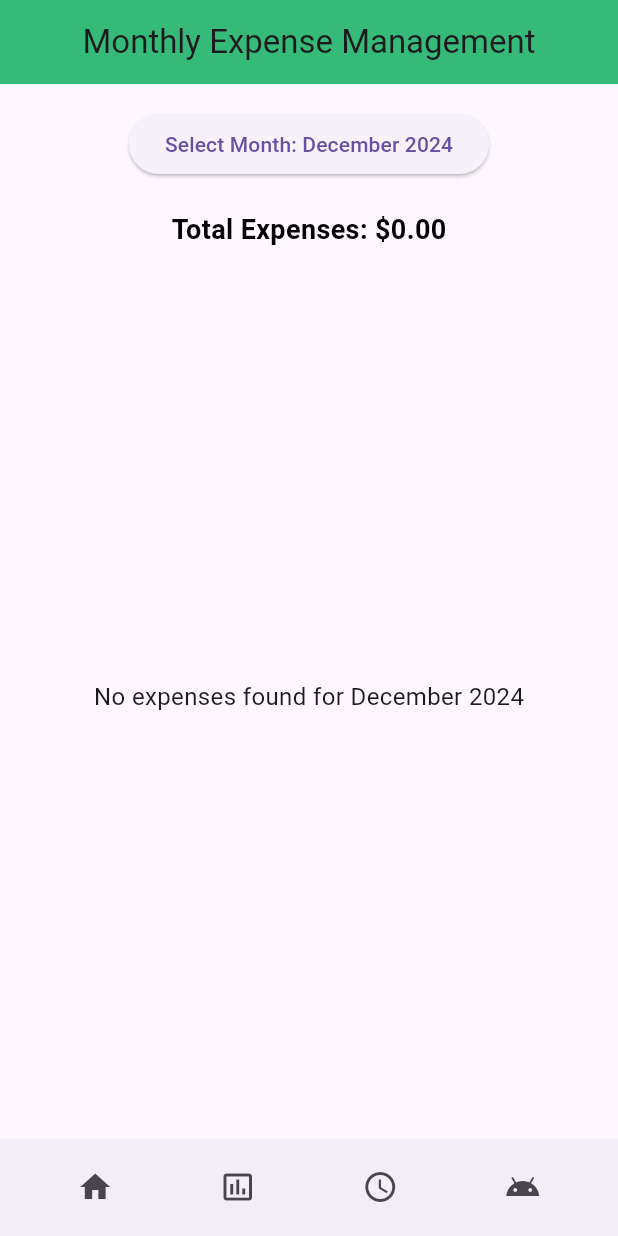
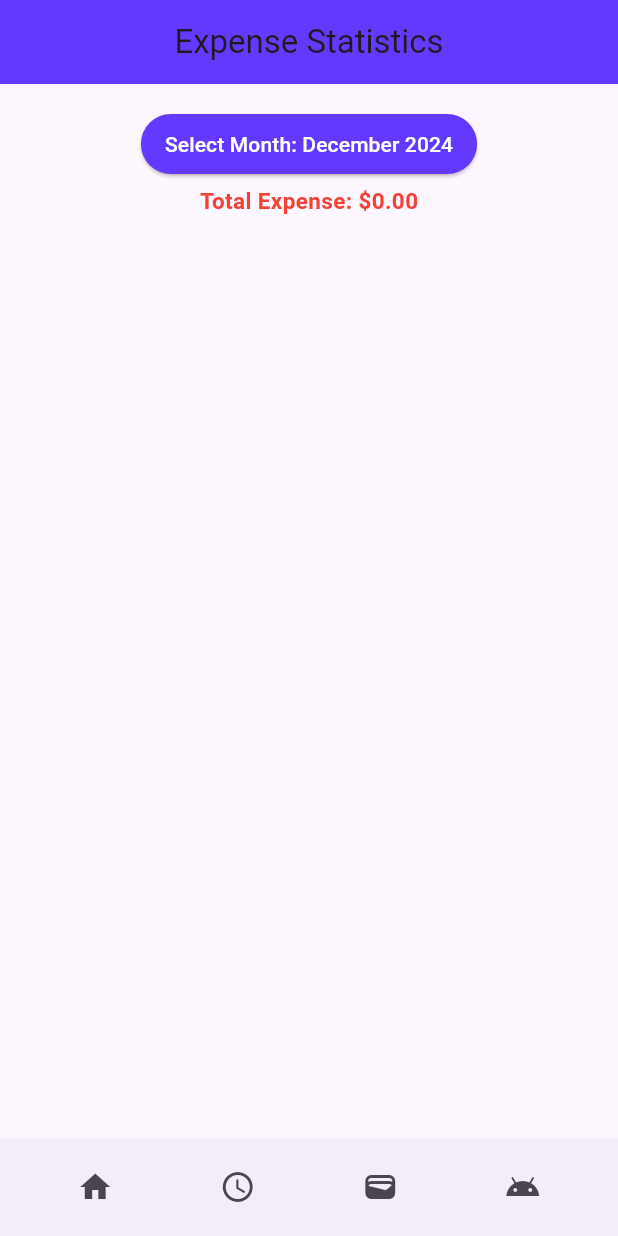
Before and after one commit to hoangdang1357/final-mobile, a Flutter app: the screen it shows after launch, item 2 of the bottom bar chosen, on a phone screen of 412 x 824 dp. Run offline on Flutter 3.47's test engine with Material 3 defaults, Android fonts, the phone set to English and light mode, and no system bars; drawn by our look-alikes of fl_chart; our stand-ins replace cloud_firestore, firebase_core, google_generative_ai, month_picker_dialog; accounts and stored records are empty.

Commit message:
final commit

```diff
--- a/lib/item.dart
+++ b/lib/item.dart
@@ -37,9 +37,10 @@ class Item extends StatelessWidget {
             SizedBox(
               height: 20,
               width: 20,
-              child: expense.isIncome
-                  ? Image.asset("images/income.png")
-                  : Image.asset("images/expense.png"),
+              child: Icon(
+                expense.isIncome ? Icons.attach_money : Icons.money_off,
+                color: expense.isIncome ? Colors.green : Colors.red,
+              ),
             ),
             const SizedBox(width: 11),
             Column(
@@ -62,7 +63,7 @@ class Item extends StatelessWidget {
                 ),
                 const SizedBox(height: 3),
                 Text(
-                  expense.type, // Display the type
+                  expense.type,
                   style: const TextStyle(
                     fontSize: 14,
                     fontStyle: FontStyle.italic,
@@ -74,8 +75,6 @@ class Item extends StatelessWidget {
             const Spacer(),
             Text(
               "\$${expense.amount}",
-              maxLines: 1,
-              overflow: TextOverflow.ellipsis, // Add this to handle overflow
               style: TextStyle(
                 fontSize: 20,
                 color: expense.isIncome ? Colors.green : Colors.red,
--- /dev/null
+++ b/lib/screens/expense_statistics.dart
@@ -0,0 +1,234 @@
+import 'package:expense_tracker/screens/monthly_budgets.dart';
+import 'package:flutter/material.dart';
+import 'package:fl_chart/fl_chart.dart';
+import 'package:intl/intl.dart';
+import 'package:expense_tracker/models/expense_model.dart';
+import 'package:month_picker_dialog/month_picker_dialog.dart';
+import 'gemini_chat.dart';
+import 'home_page.dart';
+
+class ExpenseStatsScreen extends StatefulWidget {
+  final List<ExpenseModel> expenses;
+
+  const ExpenseStatsScreen({super.key, required this.expenses});
+
+  @override
+  State<ExpenseStatsScreen> createState() => _ExpenseStatsScreenState();
+}
+
+class _ExpenseStatsScreenState extends State<ExpenseStatsScreen> {
+  DateTime _selectedMonth = DateTime.now();
+  double _totalExpense = 0.0;
+
+  @override
+  void initState() {
+    super.initState();
+    _calculateMonthlyExpense();
+  }
+
+  void _calculateMonthlyExpense() {
+    final expensesForMonth = widget.expenses.where((expense) {
+      return !expense.isIncome &&
+          expense.date.year == _selectedMonth.year &&
+          expense.date.month == _selectedMonth.month;
+    });
+
+    setState(() {
+      _totalExpense =
+          expensesForMonth.fold(0.0, (sum, expense) => sum + expense.amount);
+    });
+  }
+
+  Future<void> _pickMonth() async {
+    final DateTime? picked = await showMonthPicker(
+      context: context,
+      initialDate: _selectedMonth,
+      firstDate: DateTime(2000),
+      lastDate: DateTime(2100),
+    );
+
+    if (picked != null) {
+      setState(() {
+        _selectedMonth = picked;
+      });
+      _calculateMonthlyExpense();
+    }
+  }
+
+  @override
+  Widget build(BuildContext context) {
+    final Map<String, double> expenseByType = _calculateExpenseByType();
+
+    return Scaffold(
+      appBar: AppBar(
+        title: const Text("Expense Statistics"),
+        centerTitle: true,
+        backgroundColor: const Color(0xFF6439FF),
+      ),
+      body: Padding(
+        padding: const EdgeInsets.all(16.0),
+        child: Column(
+          children: [
+            ElevatedButton(
+              onPressed: _pickMonth,
+              style: ElevatedButton.styleFrom(
+                backgroundColor: const Color(0xFF6439FF),
+                padding:
+                    const EdgeInsets.symmetric(horizontal: 16, vertical: 8),
+              ),
+              child: Text(
+                "Select Month: ${DateFormat.yMMMM().format(_selectedMonth)}",
+                style: const TextStyle(color: Colors.white),
+              ),
+            ),
+            const SizedBox(height: 3),
+            Text(
+              "Total Expense: \$${_totalExpense.toStringAsFixed(2)}",
+              style: const TextStyle(
+                fontSize: 15,
+                fontWeight: FontWeight.bold,
+                color: Colors.red,
+              ),
+            ),
+            const SizedBox(height: 30),
+            Expanded(
+              child: PieChart(
+                PieChartData(
+                  sections: _generatePieChartSections(expenseByType),
+                  centerSpaceRadius: 30,
+                  borderData: FlBorderData(show: false),
+                ),
+              ),
+            ),
+            const SizedBox(height: 25),
+            Expanded(
+              child: ListView(
+                children: expenseByType.entries
+                    .map(
+                      (entry) => ListTile(
+                        leading: CircleAvatar(
+                          backgroundColor: _getColorForType(entry.key),
+                          radius: 10,
+                        ),
+                        title: Text(entry.key),
+                        trailing: Text(
+                          "\$${entry.value.toStringAsFixed(2)}",
+                          style: const TextStyle(fontWeight: FontWeight.bold),
+                        ),
+                      ),
+                    )
+                    .toList(),
+              ),
+            ),
+          ],
+        ),
+      ),
+      bottomNavigationBar: BottomAppBar(
+        height: 65,
+        shape: const CircularNotchedRectangle(),
+        child: Row(
+          mainAxisAlignment: MainAxisAlignment.spaceAround,
+          children: [
+            IconButton(
+              icon: const Icon(Icons.home),
+              onPressed: () {
+                Navigator.pushReplacement(
+                  context,
+                  MaterialPageRoute(
+                    builder: (context) => const HomePage(),
+                  ),
+                );
+              },
+              tooltip: "Manage Monthly Expenses",
+            ),
+            IconButton(
+              icon: const Icon(Icons.access_time_outlined),
+              onPressed: () {},
+              tooltip: "Expense statistics",
+            ),
+            IconButton(
+              icon: const Icon(Icons.wallet),
+              onPressed: () {
+                Navigator.pushReplacement(
+                  context,
+                  MaterialPageRoute(
+                    builder: (context) => const ManageMonthlyBudgetScreen(),
+                  ),
+                );
+              },
+              tooltip: "Monthly Budget",
+            ),
+            IconButton(
+              icon: const Icon(Icons.android),
+              onPressed: () {
+                Navigator.pushReplacement(
+                  context,
+                  MaterialPageRoute(
+                    builder: (context) => const GeminiChatbot(),
+                  ),
+                );
+              },
+              tooltip: "AI chat",
+            ),
+          ],
+        ),
+      ),
+    );
+  }
+
+  Map<String, double> _calculateExpenseByType() {
+    final Map<String, double> expenseByType = {};
+
+    for (var expense in widget.expenses) {
+      if (!expense.isIncome &&
+          expense.date.year == _selectedMonth.year &&
+          expense.date.month == _selectedMonth.month) {
+        expenseByType.update(
+          expense.type,
+          (value) => value + expense.amount,
+          ifAbsent: () => expense.amount,
+        );
+      }
+    }
+
+    return expenseByType;
+  }
+
+  List<PieChartSectionData> _generatePieChartSections(
+      Map<String, double> expenseByType) {
+    final total = expenseByType.values.fold(0.0, (sum, value) => sum + value);
+
+    return expenseByType.entries.map((entry) {
+      final percentage = (entry.value / total) * 100;
+      return PieChartSectionData(
+        value: entry.value,
+        title: "${percentage.toStringAsFixed(1)}%",
+        color: _getColorForType(entry.key),
+        titleStyle: const TextStyle(
+          fontSize: 14,
+          fontWeight: FontWeight.bold,
+          color: Colors.white,
+        ),
+        radius: 80,
+      );
+    }).toList();
+  }
+
+  Color _getColorForType(String type) {
+    switch (type) {
+      case 'food':
+        return Colors.green;
+      case 'entertainment':
+        return Colors.blue;
+      case 'clothes':
+        return Colors.orange;
+      case 'service':
+        return Colors.red;
+      case 'transportation':
+        return Colors.purple;
+      case 'other':
+      default:
+        return Colors.grey;
+    }
+  }
+}
--- a/lib/screens/monthly_expense_management_screen.dart
+++ /dev/null
@@ -1,182 +0,0 @@
-import 'package:expense_tracker/models/expense_model.dart';
-import 'package:expense_tracker/screens/home_page.dart';
-import 'package:flutter/material.dart';
-import 'package:intl/intl.dart';
-
-import 'gemini_chat.dart';
-import 'manage_monthly_budget.dart';
-
-class MonthlyExpenseScreen extends StatefulWidget {
-  const MonthlyExpenseScreen({Key? key}) : super(key: key);
-
-  @override
-  State<MonthlyExpenseScreen> createState() => _MonthlyExpenseScreenState();
-}
-
-class _MonthlyExpenseScreenState extends State<MonthlyExpenseScreen> {
-  DateTime selectedMonth = DateTime.now();
-  List<ExpenseModel> monthlyExpenses = [];
-
-  @override
-  void initState() {
-    super.initState();
-    _filterExpensesByMonth();
-  }
-
-  // Filter expenses by selected month
-  void _filterExpensesByMonth() {
-    monthlyExpenses = expenses.where((expense) {
-      return expense.date.year == selectedMonth.year &&
-          expense.date.month == selectedMonth.month;
-    }).toList();
-  }
-
-  // Select a new month from the date picker
-  Future<void> _selectMonth() async {
-    final DateTime? picked = await showDatePicker(
-      context: context,
-      initialDate: selectedMonth,
-      firstDate: DateTime(2000),
-      lastDate: DateTime(2100),
-      initialDatePickerMode: DatePickerMode.year,
-    );
-    if (picked != null &&
-        (picked.year != selectedMonth.year ||
-            picked.month != selectedMonth.month)) {
-      setState(() {
-        selectedMonth = picked;
-        _filterExpensesByMonth();
-      });
-    }
-  }
-
-  // Calculate total expenses for the selected month
-  double getTotalExpenses() {
-    double total = 0.0;
-    for (var expense in monthlyExpenses) {
-      total += expense.amount;
-    }
-    return total;
-  }
-
-  @override
-  Widget build(BuildContext context) {
-    return Scaffold(
-      appBar: AppBar(
-        title: const Text("Monthly Expense Management"),
-        centerTitle: true,
-        backgroundColor: Color(0xFF2ECC71),
-        elevation: 20,
-      ),
-      body: Padding(
-        padding: const EdgeInsets.all(16.0),
-        child: Column(
-          children: [
-            // Button to select the month
-            ElevatedButton(
-              onPressed: _selectMonth,
-              child: Text(
-                "Select Month: ${DateFormat.yMMMM().format(selectedMonth)}",
-              ),
-            ),
-            const SizedBox(height: 20),
-
-            // Display the total expenses for the selected month
-            Text(
-              "Total Expenses: \$${getTotalExpenses().toStringAsFixed(2)}",
-              style: const TextStyle(
-                fontSize: 18,
-                fontWeight: FontWeight.bold,
-                color: Colors.black,
-              ),
-            ),
-            const SizedBox(height: 20),
-
-            // List of expenses
-            Expanded(
-              child: monthlyExpenses.isEmpty
-                  ? Center(
-                      child: Text(
-                        "No expenses found for ${DateFormat.yMMMM().format(selectedMonth)}",
-                        style: TextStyle(fontSize: 16),
-                      ),
-                    )
-                  : ListView.builder(
-                      itemCount: monthlyExpenses.length,
-                      itemBuilder: (context, index) {
-                        final expense = monthlyExpenses[index];
-                        return ListTile(
-                          title: Text(expense.item),
-                          subtitle: Text(
-                            "${expense.isIncome ? "Income" : "Expense"} - ${DateFormat.yMMMMd().format(expense.date)}",
-                          ),
-                          trailing: Text(
-                            NumberFormat.currency(locale: 'en_US', symbol: '\$')
-                                .format(expense.amount),
-                            style: TextStyle(
-                              color:
-                                  expense.isIncome ? Colors.green : Colors.red,
-                              fontWeight: FontWeight.bold,
-                            ),
-                          ),
-                        );
-                      },
-                    ),
-            )
-          ],
-        ),
-      ),
-      bottomNavigationBar: BottomAppBar(
-        height: 65,
-        shape: const CircularNotchedRectangle(),
-        child: Row(
-          mainAxisAlignment: MainAxisAlignment.spaceAround,
-          children: [
-            IconButton(
-              icon: const Icon(Icons.home),
-              onPressed: () {
-                Navigator.pushReplacement(
-                  context,
-                  MaterialPageRoute(
-                    builder: (context) => const HomePage(),
-                  ),
-                );
-              },
-              tooltip: "Manage Monthly Expenses",
-            ),
-            IconButton(
-              icon: const Icon(Icons.insert_chart_outlined),
-              onPressed: () {},
-              tooltip: "Overview",
-            ),
-            IconButton(
-              icon: const Icon(Icons.access_time_outlined),
-              onPressed: () {
-                // Điều hướng đến trang cài đặt hoặc bất kỳ hành động nào
-                Navigator.pushReplacement(
-                  context,
-                  MaterialPageRoute(
-                    builder: (context) => const ManageMonthlyBudgetScreen(),
-                  ),
-                );
-              },
-              tooltip: "Monthly Budget",
-            ),
-            IconButton(
-              icon: const Icon(Icons.android),
-              onPressed: () {
-                Navigator.pushReplacement(
-                  context,
-                  MaterialPageRoute(
-                    builder: (context) => const GeminiChatbot(),
-                  ),
-                );
-              },
-              tooltip: "AI chat",
-            ),
-          ],
-        ),
-      ),
-    );
-  }
-}
--- a/pubspec.yaml
+++ b/pubspec.yaml
@@ -37,7 +37,8 @@ dependencies:
   firebase_core: ^3.8.0
   cloud_firestore: ^5.5.0
   google_generative_ai: any
-
+  month_picker_dialog: any
+  fl_chart: any
 
 dev_dependencies:
   # The "flutter_lints" package below contains a set of recommended lints to
```
Also changed, not shown: lib/firebase/firestore.dart (+0 -16 lines), lib/models/gemini_model.dart (+2 -5 lines), lib/screens/gemini_chat.dart (+9 -7 lines), lib/screens/home_page.dart (+45 -14 lines), lib/screens/monthly_budgets.dart (renamed from lib/screens/manage_monthly_budget.dart, +22 -16 lines), pubspec.lock.
